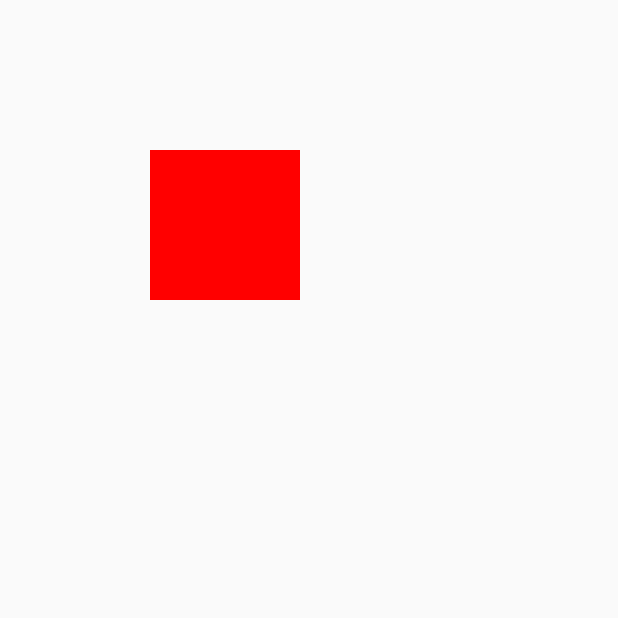
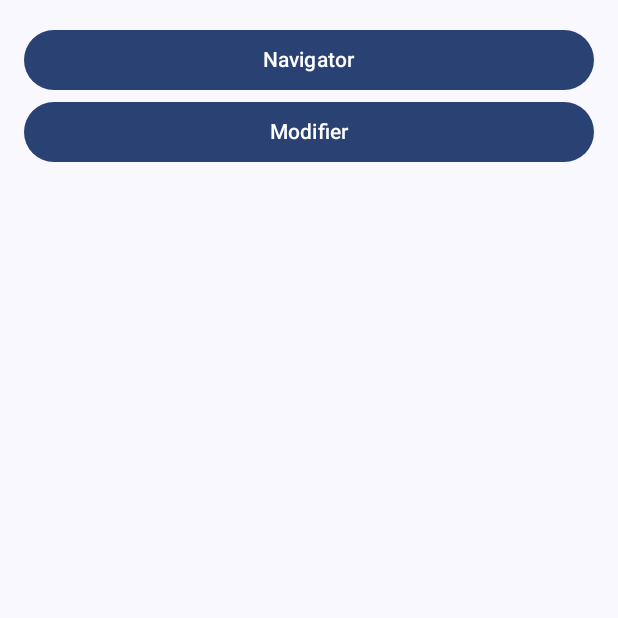
Before and after one commit to v1ncent9527/ComposeStudy, an Android app built with Jetpack Compose: the screen it shows after launch (MainActivity), on a phone screen of 412 x 824 dp, the top half of it. Run offline under Robolectric (Android 15) with nearby library versions, the phone set to English and light mode, and no system bars.

Commit message:
feat:navigator

```diff
--- a/app/build.gradle.kts
+++ b/app/build.gradle.kts
@@ -66,4 +66,5 @@ dependencies {
     androidTestImplementation("androidx.compose.ui:ui-test-junit4")
     debugImplementation("androidx.compose.ui:ui-tooling")
     debugImplementation("androidx.compose.ui:ui-test-manifest")
+    implementation("androidx.navigation:navigation-compose:2.5.3")
 }
--- a/app/src/main/java/com/vincent/composedemo/MainActivity.kt
+++ b/app/src/main/java/com/vincent/composedemo/MainActivity.kt
@@ -3,11 +3,12 @@ package com.vincent.composedemo
 import android.os.Bundle
 import androidx.activity.ComponentActivity
 import androidx.activity.compose.setContent
-import androidx.compose.material3.Text
-import androidx.compose.runtime.Composable
+import androidx.compose.foundation.layout.fillMaxSize
+import androidx.compose.material3.MaterialTheme
+import androidx.compose.material3.Surface
 import androidx.compose.ui.Modifier
-import androidx.compose.ui.tooling.preview.Preview
-import com.vincent.composedemo.modifier.ModifierOffSet
+import androidx.compose.ui.graphics.vector.ImageVector
+import com.vincent.composedemo.navigator.NavigatorStack
 import com.vincent.composedemo.ui.theme.ComposeDemoTheme
 
 class MainActivity : ComponentActivity() {
@@ -16,34 +17,18 @@ class MainActivity : ComponentActivity() {
         setContent {
             ComposeDemoTheme {
                 // A surface container using the 'background' color from the theme
-//                Surface(
-//                    modifier = Modifier.fillMaxSize(),
-//                    color = MaterialTheme.colorScheme.background
-//                ) {
-////                    Greeting("winnie")
-//                }
-//                    ModifierSize(size = 100.dp)
-//                    ModifierBackground()
-//                    ModifierFillMaxSize()
-//                    ModifierBorderAndPadding()
-                    ModifierOffSet()
+                Surface(
+                    modifier = Modifier.fillMaxSize(),
+                    color = MaterialTheme.colorScheme.background
+                ) {
+                    NavigatorStack()
+                }
             }
         }
     }
 }
 
-@Composable
-fun Greeting(name: String, modifier: Modifier = Modifier) {
-    Text(
-        text = "Hello $name!",
-        modifier = modifier
-    )
-}
-
-@Preview(showBackground = true)
-@Composable
-fun GreetingPreview() {
-    ComposeDemoTheme {
-        Greeting("Android")
-    }
-}
+data class BottomItemData(
+    val name: String,
+    val icon: ImageVector
+)
--- /dev/null
+++ b/app/src/main/java/com/vincent/composedemo/navigator/NavigatorStack.kt
@@ -0,0 +1,37 @@
+package com.vincent.composedemo.navigator
+
+import androidx.compose.runtime.Composable
+import androidx.navigation.NavType
+import androidx.navigation.compose.NavHost
+import androidx.navigation.compose.composable
+import androidx.navigation.compose.rememberNavController
+import androidx.navigation.navArgument
+import com.vincent.composedemo.page.landing.LandingPage
+import com.vincent.composedemo.page.navigator.NavigatorPage
+
+@Composable
+fun NavigatorStack() {
+    val navController = rememberNavController()
+    NavHost(navController = navController, startDestination = Router.LANDING_PAGE) {
+        composable(route = Router.LANDING_PAGE) {
+            LandingPage(navController = navController)
+        }
+
+        composable(route = "${Router.NAVIGATOR_PAGE}/{name}/{age}?gender={gender}", arguments = listOf(
+            navArgument(name = "age") {
+                type = NavType.IntType
+            },
+            navArgument(name = "gender"){
+                type= NavType.StringType
+                defaultValue = "M"
+            }
+        )) {
+            it.arguments?.let { arguments ->
+                val name = arguments.getString("name") ?: "no name"
+                val age = arguments.getInt("age")
+                val gender = arguments.getString("gender")
+                NavigatorPage(name, age, gender,navController = navController)
+            }
+        }
+    }
+}
--- /dev/null
+++ b/app/src/main/java/com/vincent/composedemo/page/landing/LandingPage.kt
@@ -0,0 +1,41 @@
+package com.vincent.composedemo.page.landing
+
+import androidx.compose.foundation.layout.Column
+import androidx.compose.foundation.layout.fillMaxWidth
+import androidx.compose.foundation.layout.padding
+import androidx.compose.material3.Button
+import androidx.compose.material3.Text
+import androidx.compose.runtime.Composable
+import androidx.compose.ui.Modifier
+import androidx.compose.ui.unit.dp
+import androidx.navigation.NavController
+import com.vincent.composedemo.navigator.Router
+
+@Composable
+fun LandingPage(navController: NavController) {
+    val list = listOf(
+        LandingItem(
+            name = "Navigator",
+            clickRouter = "${Router.NAVIGATOR_PAGE}/v1ncent/32?gender=F"
+        ),
+        LandingItem(name = "Modifier", clickRouter = Router.MODIFIER_PAGE)
+    )
+    Column(
+        modifier = Modifier
+            .fillMaxWidth()
+            .padding(16.dp)
+    ) {
+        list.forEach {
+            Button(
+                modifier = Modifier.fillMaxWidth(),
+                onClick = { navController.navigate(it.clickRouter) }) {
+                Text(text = it.name)
+            }
+        }
+    }
+}
+
+data class LandingItem(
+    val name: String,
+    val clickRouter: String
+)
--- /dev/null
+++ b/app/src/main/java/com/vincent/composedemo/ui/component/TextComponent.kt
@@ -0,0 +1 @@
+package com.vincent.composedemo.ui.component
```
Also changed, not shown: app/src/main/java/com/vincent/composedemo/navigator/Router.kt (added, +7 -0 lines), app/src/main/java/com/vincent/composedemo/page/navigator/NavigatorPage.kt (added, +13 -0 lines).
